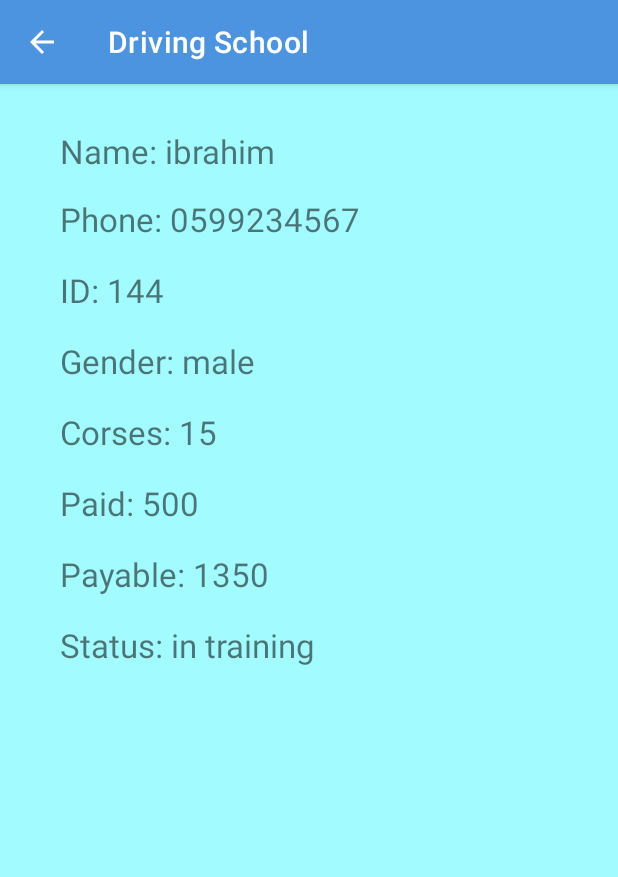
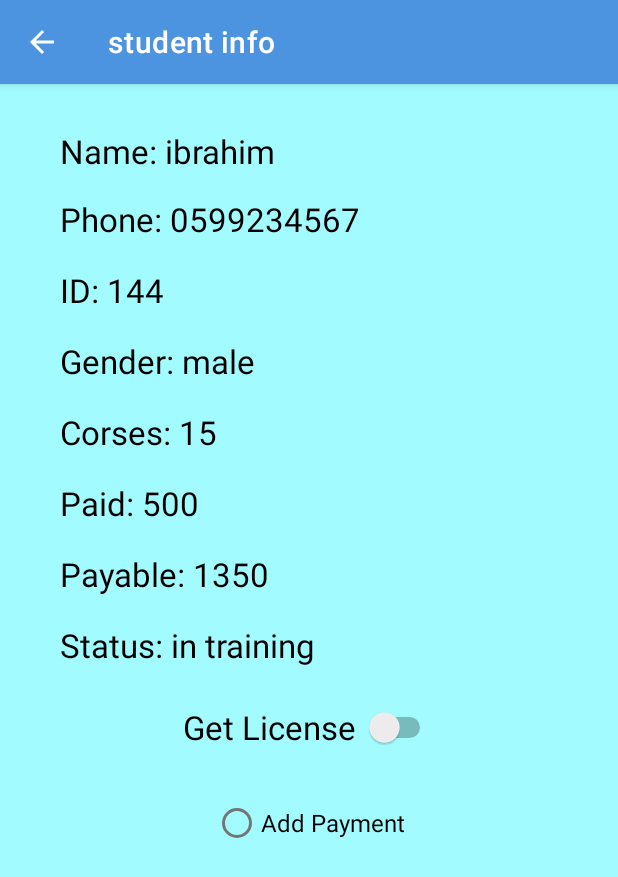
Before and after one commit to Ahmad-Alqattu/Assignment1-Driving-School, an Android app: the status screen opened directly, with no data from a screen before it, after a tap on an icon or button, on a phone screen of 412 x 824 dp. Shown: the top 877 px of the screen. Run offline under Robolectric (Android 15) with nearby library versions, the phone set to English and light mode, and no system bars.

Commit message:
add student

```diff
--- a/app/src/main/AndroidManifest.xml
+++ b/app/src/main/AndroidManifest.xml
@@ -14,7 +14,8 @@
         tools:targetApi="31">
         <activity
             android:name=".student_info"
-            android:exported="false">
+            android:exported="false"
+            android:label="student info">
             <meta-data
                 android:name="android.app.lib_name"
                 android:value="" />
--- a/app/src/main/java/edu/cs/birzeit/assignment1_driving_school/status.java
+++ b/app/src/main/java/edu/cs/birzeit/assignment1_driving_school/status.java
@@ -16,13 +16,22 @@ public class status extends AppCompatActivity {
     protected void onCreate(Bundle savedInstanceState) {
         super.onCreate(savedInstanceState);
         setContentView(R.layout.activity_status);
-        String[] s1 = getResources().getStringArray(R.array.cat_btn);
+        getSupportActionBar().setDisplayHomeAsUpEnabled(true);
+    }
+
+
+    @Override
+    protected void onResume() {
+        super.onResume();
         student_info=findViewById(R.id.RecyclerView);
         myAdabt myadabt= new myAdabt(this,s1,p);
         student_info.setAdapter(myadabt);
         student_info.setLayoutManager(new LinearLayoutManager(this));
+    }
 
-        getSupportActionBar().setDisplayHomeAsUpEnabled(true);
+    @Override
+    protected void onPause() {
+        super.onPause();
     }
 
     @Override
--- a/app/src/main/java/edu/cs/birzeit/assignment1_driving_school/student_info.java
+++ b/app/src/main/java/edu/cs/birzeit/assignment1_driving_school/student_info.java
@@ -2,10 +2,17 @@ package edu.cs.birzeit.assignment1_driving_school;
 
 import androidx.appcompat.app.AppCompatActivity;
 import androidx.cardview.widget.CardView;
+import androidx.constraintlayout.widget.ConstraintLayout;
 
 import android.os.Bundle;
 import android.view.Menu;
 import android.view.MenuItem;
+import android.view.View;
+import android.widget.Button;
+import android.widget.CompoundButton;
+import android.widget.EditText;
+import android.widget.RadioButton;
+import android.widget.Switch;
 import android.widget.TextView;
 import android.widget.Toast;
 
@@ -21,6 +28,14 @@ public class student_info extends AppCompatActivity {
     TextView paid;
     TextView to_pay;
     CardView card;
+    Switch license;
+    ConstraintLayout cons;
+    RadioButton rbAdd;
+    TextView from;
+    Button add;
+    EditText pay;
+    int flag=0;
+
     @Override
     protected void onCreate(Bundle savedInstanceState) {
         super.onCreate(savedInstanceState);
@@ -36,8 +51,91 @@ public class student_info extends AppCompatActivity {
         corses.append(String.valueOf(StudentDA.getInstance().students.get(id).getSessionNumber()));
         paid.append(String.valueOf(StudentDA.getInstance().students.get(id).getPaid()));
         to_pay.append(getIntent().getStringExtra("topay"));
+        cons = findViewById(R.id.conpay);
+        cons.setVisibility(View.INVISIBLE);
+        rbAdd=findViewById(R.id.rbAdd);
+        license = findViewById(R.id.licence);
+        from= findViewById(R.id.def);
+        pay= findViewById(R.id.edpay);
+        add= findViewById(R.id.Addpay);
 
 
+        if(StudentDA.getInstance().students.get(id).getStatus()!="in training") {
+
+            license.setVisibility(View.INVISIBLE);
+        }if(StudentDA.getInstance().students.get(id).getPaid()==Integer.parseInt(getIntent().getStringExtra("topay"))) {
+
+            rbAdd.setVisibility(View.INVISIBLE);
+        }
+        license.setOnCheckedChangeListener(new CompoundButton.OnCheckedChangeListener() {
+            @Override
+            public void onCheckedChanged(CompoundButton buttonView, boolean isChecked) {
+                if(isChecked)
+                    if(StudentDA.getInstance().students.get(id).getPaid()==Integer.parseInt(getIntent().getStringExtra("topay")))
+                {
+                    StudentDA.getInstance().students.get(id).setStatus("Done");
+                }else{
+                        StudentDA.getInstance().students.get(id).setStatus("has Debts");
+                    }
+                    else
+                    StudentDA.getInstance().students.get(id).setStatus("in training");
+
+
+            }
+        });
+        int num = Integer.parseInt(getIntent().getStringExtra("topay")) - StudentDA.getInstance().students.get(id).getPaid();
+
+        rbAdd.setOnClickListener(new View.OnClickListener() {
+            @Override
+            public void onClick(View v) {
+                if (flag==0) {
+                    rbAdd.setChecked(true);
+                    flag=1;
+                }else {
+                    rbAdd.setChecked(false);
+                    flag = 0;
+
+                }
+            }
+        });
+
+        rbAdd.setOnCheckedChangeListener(new CompoundButton.OnCheckedChangeListener() {
+            @Override
+            public void onCheckedChanged(CompoundButton buttonView, boolean isChecked) {
+
+
+                if(isChecked) {
+                    cons.setVisibility(View.VISIBLE);
+                    from.setText("from: "+String.valueOf(num));
+                }else
+                    cons.setVisibility(View.INVISIBLE);
+
+            }
+
+        });
+        add.setOnClickListener(new View.OnClickListener() {
+            @Override
+            public void onClick(View v) {
+
+                if (pay.getText().toString().isEmpty() || Integer.parseInt(pay.getText().toString()) <= num) {
+                    StudentDA.getInstance().students.get(id).setPaid(StudentDA.getInstance().students.get(id).getPaid() + Integer.parseInt(pay.getText().toString()));
+                    paid.setText("Paid: " + StudentDA.getInstance().students.get(id).getPaid());
+                    int num = Integer.parseInt(getIntent().getStringExtra("topay")) - StudentDA.getInstance().students.get(id).getPaid();
+                    from.setText("from: "+String.valueOf(num));
+
+                    Toast.makeText(student_info.this, "Add successfully", Toast.LENGTH_SHORT).show();
+
+                    if (StudentDA.getInstance().students.get(id).getPaid() == Integer.parseInt(getIntent().getStringExtra("topay"))) {
+                        if (StudentDA.getInstance().students.get(id).getStatus().equalsIgnoreCase("has Debts"))
+                            StudentDA.getInstance().students.get(id).setStatus("Done");
+                            cons.setVisibility(View.INVISIBLE);
+                        rbAdd.setVisibility(View.INVISIBLE);
+                    }
+                } else {
+                    Toast.makeText(student_info.this, "try again", Toast.LENGTH_SHORT).show();
+                }
+            }
+        });
 
     }
 
--- a/app/src/main/java/edu/cs/birzeit/assignment1_driving_school/viewCar.java
+++ b/app/src/main/java/edu/cs/birzeit/assignment1_driving_school/viewCar.java
@@ -52,10 +52,10 @@ public class viewCar extends AppCompatActivity {
     @Override
     protected void onResume() {
         super.onResume();
-        List<String> cats = CarData.getInstance().getCategories();
+        List<String> cars = CarData.getInstance().getCategories();
 
         ArrayAdapter<String> adapter = new ArrayAdapter<String>(this,
-                android.R.layout.simple_spinner_item,cats);
+                android.R.layout.simple_spinner_item,cars);
         spinner.setAdapter(adapter);
     }
 
--- a/app/src/main/res/layout/activity_student_info.xml
+++ b/app/src/main/res/layout/activity_student_info.xml
@@ -5,6 +5,7 @@
     android:layout_width="match_parent"
     android:layout_height="match_parent"
     android:background="#A2FCFF"
+    android:visibility="visible"
     tools:context=".student_info">
 
     <TextView
@@ -14,6 +15,7 @@
         android:layout_marginStart="40dp"
         android:layout_marginTop="16dp"
         android:text="Phone: "
+        android:textColor="#000000"
         android:textSize="22sp"
         app:layout_constraintStart_toStartOf="parent"
         app:layout_constraintTop_toBottomOf="@+id/name" />
@@ -25,6 +27,7 @@
         android:layout_marginStart="40dp"
         android:layout_marginTop="18dp"
         android:text="Status: "
+        android:textColor="#000000"
         android:textSize="22sp"
         app:layout_constraintStart_toStartOf="parent"
         app:layout_constraintTop_toBottomOf="@+id/payv" />
@@ -36,6 +39,7 @@
         android:layout_marginStart="40dp"
         android:layout_marginTop="18dp"
         android:text="Payable: "
+        android:textColor="#000000"
         android:textSize="22sp"
         app:layout_constraintStart_toStartOf="parent"
         app:layout_constraintTop_toBottomOf="@+id/paidv" />
@@ -47,6 +51,7 @@
         android:layout_marginStart="40dp"
         android:layout_marginTop="18dp"
         android:text="Paid: "
+        android:textColor="#000000"
         android:textSize="22sp"
         app:layout_constraintStart_toStartOf="parent"
         app:layout_constraintTop_toBottomOf="@+id/corsev" />
@@ -58,6 +63,7 @@
         android:layout_marginStart="40dp"
         android:layout_marginTop="18dp"
         android:text="Corses: "
+        android:textColor="#000000"
         android:textSize="22sp"
         app:layout_constraintStart_toStartOf="parent"
         app:layout_constraintTop_toBottomOf="@+id/genderv" />
@@ -69,6 +75,7 @@
         android:layout_marginStart="40dp"
         android:layout_marginTop="18dp"
         android:text="Gender: "
+        android:textColor="#000000"
         android:textSize="22sp"
         app:layout_constraintStart_toStartOf="parent"
         app:layout_constraintTop_toBottomOf="@+id/idv" />
@@ -80,6 +87,7 @@
         android:layout_marginStart="40dp"
         android:layout_marginTop="30dp"
         android:text="Name: "
+        android:textColor="#000000"
         android:textSize="22sp"
         app:layout_constraintStart_toStartOf="parent"
         app:layout_constraintTop_toTopOf="parent" />
@@ -91,7 +99,103 @@
         android:layout_marginStart="40dp"
         android:layout_marginTop="18dp"
         android:text="ID: "
+        android:textColor="#000000"
         android:textSize="22sp"
         app:layout_constraintStart_toStartOf="parent"
         app:layout_constraintTop_toBottomOf="@+id/phonev" />
+
+    <Switch
+        android:id="@+id/licence"
+        android:layout_width="wrap_content"
+        android:layout_height="wrap_content"
+        android:layout_marginStart="100dp"
+        android:layout_marginTop="25dp"
+        android:layout_marginEnd="100dp"
+        android:layout_marginBottom="25dp"
+        android:text="Get License "
+        android:textColor="#000000"
+        android:textSize="22sp"
+        app:layout_constraintBottom_toTopOf="@+id/rbAdd"
+        app:layout_constraintEnd_toEndOf="parent"
+        app:layout_constraintStart_toStartOf="parent"
+        app:layout_constraintTop_toBottomOf="@+id/statusv" />
+
+    <androidx.constraintlayout.widget.ConstraintLayout
+        android:id="@+id/conpay"
+        android:layout_width="wrap_content"
+        android:layout_height="110dp"
+        android:layout_marginStart="5dp"
+        android:layout_marginTop="18dp"
+        android:layout_marginEnd="5dp"
+        android:visibility="visible"
+        app:layout_constraintEnd_toEndOf="parent"
+        app:layout_constraintHorizontal_bias="0.524"
+        app:layout_constraintStart_toStartOf="parent"
+        app:layout_constraintTop_toBottomOf="@+id/radioGroup2">
+
+        <LinearLayout
+            android:id="@+id/linearLayout"
+            android:layout_width="wrap_content"
+            android:layout_height="wrap_content"
+            android:layout_marginStart="1dp"
+            android:layout_marginTop="1dp"
+            android:layout_marginEnd="1dp"
+            android:orientation="horizontal"
+            android:visibility="visible"
+            app:layout_constraintEnd_toEndOf="parent"
+            app:layout_constraintStart_toStartOf="parent"
+            app:layout_constraintTop_toTopOf="parent">
+
+            <EditText
+                android:id="@+id/edpay"
+                android:layout_width="100dp"
+                android:layout_height="wrap_content"
+                android:ems="10"
+                android:inputType="textPersonName" />
+
+            <TextView
+                android:id="@+id/def"
+                android:layout_width="wrap_content"
+                android:layout_height="wrap_content"
+                android:text="from: "
+                android:textSize="20sp" />
+        </LinearLayout>
+
+        <Button
+            android:id="@+id/Addpay"
+            android:layout_width="wrap_content"
+            android:layout_height="wrap_content"
+            android:layout_marginStart="30dp"
+            android:layout_marginTop="12dp"
+            android:layout_marginEnd="30dp"
+            android:layout_weight="1"
+            android:text="add"
+            app:cornerRadius="22dp"
+            app:layout_constraintEnd_toEndOf="parent"
+            app:layout_constraintStart_toStartOf="parent"
+            app:layout_constraintTop_toBottomOf="@+id/linearLayout" />
+    </androidx.constraintlayout.widget.ConstraintLayout>
+
+    <RadioGroup
+        android:id="@+id/radioGroup2"
+        android:layout_width="wrap_content"
+        android:layout_height="wrap_content"
+        android:layout_marginStart="100dp"
+        android:layout_marginEnd="100dp"
+        app:layout_constraintEnd_toEndOf="parent"
+        app:layout_constraintStart_toStartOf="parent"
+        app:layout_constraintTop_toBottomOf="@+id/licence">
+
+        <RadioButton
+            android:id="@+id/rbAdd"
+
+            android:layout_width="wrap_content"
+            android:layout_height="wrap_content"
+            android:layout_marginStart="100dp"
+            android:layout_marginTop="25dp"
+            android:layout_marginEnd="100dp"
+            android:text="Add Payment"
+            android:textSize="16sp" />
+    </RadioGroup>
+
 </androidx.constraintlayout.widget.ConstraintLayout>
```
Also changed, not shown: app/src/main/res/layout/activity_login.xml (+11 -10 lines), app/src/main/res/layout/activity_sign_up.xml (+29 -33 lines), app/src/main/res/layout/activity_status.xml (+2 -15 lines), app/src/main/res/layout/cat_row.xml (+4 -3 lines).
